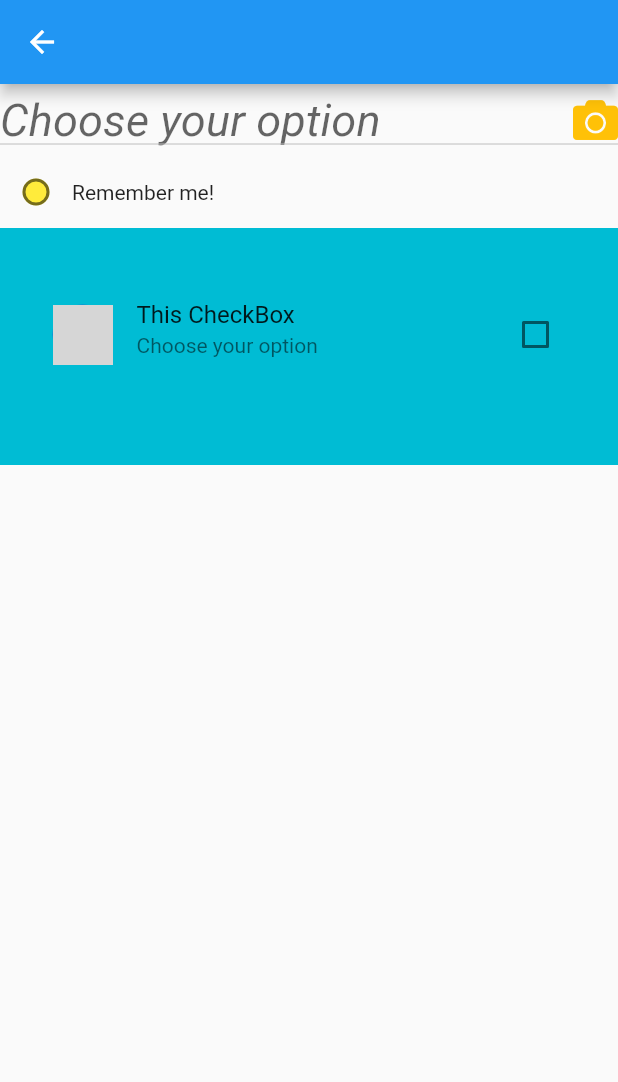
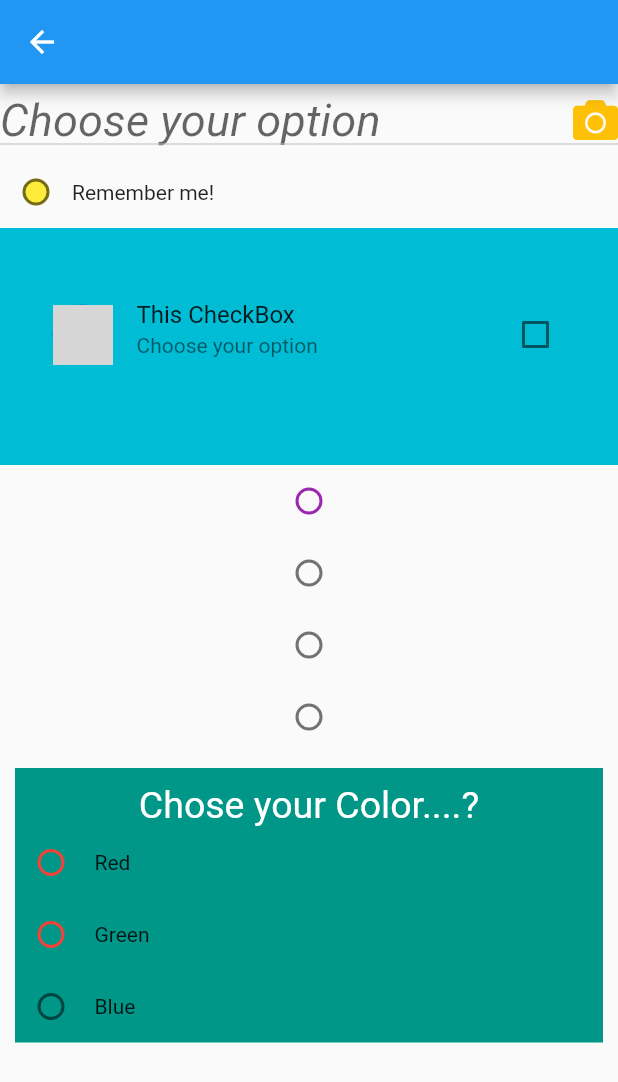
Before and after one commit to sajib-mridha-nor/Project_of_shallowness, a Flutter app: the Ab14Cls14 screen opened directly, on a phone screen of 412 x 824 dp. Shown: the top 1082 px of the screen. Run offline on Flutter 3.47's test engine with Material 2 defaults, Android fonts, the phone set to English and light mode, and no system bars; our stand-ins replace font_awesome_flutter; missing offline and left inert: dart:html; network calls fail; grey boxes are pictures that could not be loaded.

Commit message:
AB15cls26

```diff
--- a/lib/ab14Class24.dart
+++ b/lib/ab14Class24.dart
@@ -146,8 +146,154 @@ class _Ab14Cls14State extends State<Ab14Cls14> {
             tileColor: clr,
             tristate: false,
           ),
+          Radio(
+              splashRadius: 33,
+              focusColor: Colors.green,
+              overlayColor: MaterialStateProperty.all(Colors.pink),
+              activeColor: Colors.yellow,
+              fillColor: MaterialStateProperty.all(Colors.purple),
+              value: 1,
+              groupValue: radioGroup,
+              onChanged: (T) {
+                setState(() {
+                  radioGroup = T!;
+                });
+              }),
+          Radio(
+              value: 1,
+              groupValue: groupValue,
+              onChanged: (T) {
+                setState(() {
+                  groupValue = T;
+                });
+              }),
+          Radio(
+              value: 3,
+              groupValue: radioGroup,
+              onChanged: (T) {
+                setState(() {
+                  radioGroup = T;
+                });
+              }),
+          Radio(
+              value: 4,
+              groupValue: radioGroup,
+              onChanged: (T) {
+                setState(() {
+                  radioGroup = T;
+                });
+              }),
 
+          Container(
+            color: cntClr,
+            margin: EdgeInsets.all(10),
+            child: Column(
+              children: [
+                Container(
+                  margin: EdgeInsets.only(top: 10),
+                  child: Text(
+                    "Chose your Color....?",
+                    style: TextStyle(color: Colors.white, fontSize: 25),
+                  ),
+                ),
+                Row(
+                  children: [
+                    Radio(
+                        activeColor: Colors.amber,
+                        toggleable: true,
+                        fillColor: MaterialStateProperty.all(Colors.red),
+                        autofocus: true,
+                        focusColor: Colors.green,
+                        splashRadius: 30,
+                        value: 1,
+                        groupValue: groupValue,
+                        onChanged: (T) {
+                          setState(() {
+                            groupValue = T!;
 
+                            if (groupValue == 1) {
+                              Navigator.push(
+                                  context,
+                                  MaterialPageRoute(
+                                      builder: (ctx) => Showclass(
+                                          Colors.red, "I'm comming from Red")));
+                            }
+                          });
+                        }),
+                    Padding(
+                      padding: const EdgeInsets.only(left: 5),
+                      child: Text("Red"),
+                    )
+                  ],
+                ),
+                Row(
+                  children: [
+                    Radio(
+                        activeColor: Colors.amber,
+                        toggleable: true,
+                        fillColor: MaterialStateProperty.all(Colors.red),
+                        autofocus: true,
+                        focusColor: Colors.green,
+                        splashRadius: 30,
+                        value: 2,
+                        groupValue: groupValue,
+                        onChanged: (T) {
+                          setState(() {
+                            groupValue = T!;
+                            print(groupValue);
+                            if (groupValue == 2) {
+                              cntClr = Colors.green;
+                              print(groupValue);
+                              Navigator.push(
+                                  context,
+                                  MaterialPageRoute(
+                                      builder: (context) => Showclass(
+                                          Colors.green,
+                                          "I'm comming from Green")));
+                            }
+                          });
+                        }),
+                    Padding(
+                      padding: const EdgeInsets.only(left: 5),
+                      child: Text("Green"),
+                    )
+                  ],
+                ),
+                Row(
+                  children: [
+                    Radio(
+                        activeColor: Colors.amber,
+                        toggleable: true,
+                        // fillColor: MaterialStateProperty.all(Colors.red),
+                        // autofocus: true,
+                        focusColor: Colors.green,
+                        splashRadius: 30,
+                        value: 3,
+                        groupValue: groupValue,
+                        onChanged: (T) {
+                          setState(() {
+                            groupValue = T!;
+                            print(groupValue);
+                            if (groupValue == 3) {
+                              cntClr = Colors.blue;
+                              Navigator.push(
+                                  context,
+                                  MaterialPageRoute(
+                                      builder: (context) => Showclass(
+                                          Colors.blue,
+                                          "I'm comming from Blue")));
+                            }
+                          });
+                        }),
+                    Padding(
+                      padding: const EdgeInsets.only(left: 5),
+                      child: Text("Blue"),
+                    )
+                  ],
+                )
+              ],
+            ),
+          )
 
           // Row(
           //   children: [
--- a/lib/main.dart
+++ b/lib/main.dart
@@ -2,6 +2,7 @@ import 'dart:io';
 
 import 'package:firstapp/ab14Class24.dart';
 import 'package:firstapp/ab14cl25.dart';
+import 'package:firstapp/ab15cls26.dart';
 import 'package:firstapp/food.dart';
 import 'package:flutter/material.dart';
 
@@ -19,7 +20,7 @@ import './home2.dart';
 import './class16.dart';
 
 main() {
-  runApp(MaterialApp(debugShowCheckedModeBanner: false, home: Checkox()));
+  runApp(MaterialApp(debugShowCheckedModeBanner: false, home: AB15Class26()));
 }
 
 class newbatch extends StatelessWidget {
--- a/pubspec.yaml
+++ b/pubspec.yaml
@@ -61,7 +61,8 @@ flutter:
    - images/index.jpg
    - images/index3.jpg
    - images/index2.jpg
-   - images/c.jpg
+   - images/chair1.jpg
+   - images/chair2.jpg
 
 
 
```
Also changed, not shown: lib/ab15cls26.dart (added, +98 -0 lines), images/chair1.jpg (added), images/chair2.jpg (added).
